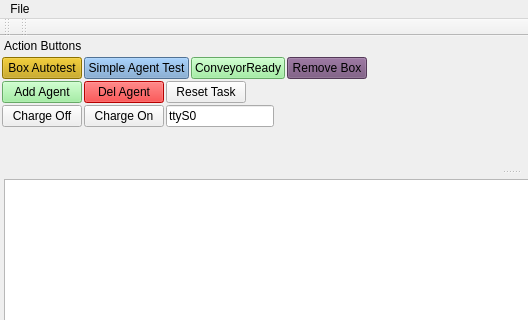
First picture: the form in App/AgentsManager/mainwindow.ui, repository break11/AutoStorage, before the edit; both pictures show x 0 to 528 and y 0 to 320 of the 1021 by 851 pixel window.
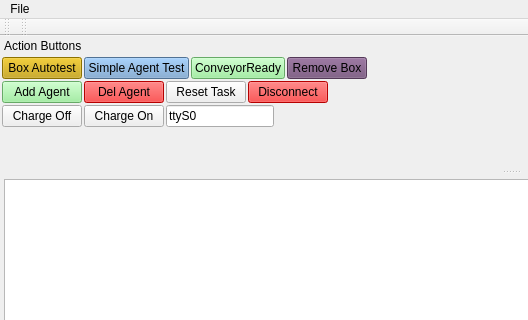
Second picture: the form after the edit.

Commit message: возможность кикнуть челнока из агент менеджера - проверка того, что сигнал дисконнектед фром сервер действительно приходит вне прогона основного цикла потока на принимающей стороне - поэтому происходит отправка команд после дисконнекта, но это не ломает систему, т.к. на отправленные команды не будет получено подтверждение и они останутся в очереди и отправятся при следующем подключении

```diff
--- a/App/AgentsManager/mainwindow.ui
+++ b/App/AgentsManager/mainwindow.ui
@@ -399,6 +399,19 @@
          </property>
         </widget>
        </item>
+       <item>
+        <widget class="QPushButton" name="btnDisconnect">
+         <property name="styleSheet">
+          <string notr="true">background-color: red;</string>
+         </property>
+         <property name="text">
+          <string>Disconnect</string>
+         </property>
+         <property name="shortcut">
+          <string>Del</string>
+         </property>
+        </widget>
+       </item>
        <item>
         <spacer name="horizontalSpacer_2">
          <property name="orientation">
```
Left out of the diff: 6 changed lines with no effect on the pictures. The commit also changes 1 other file.
